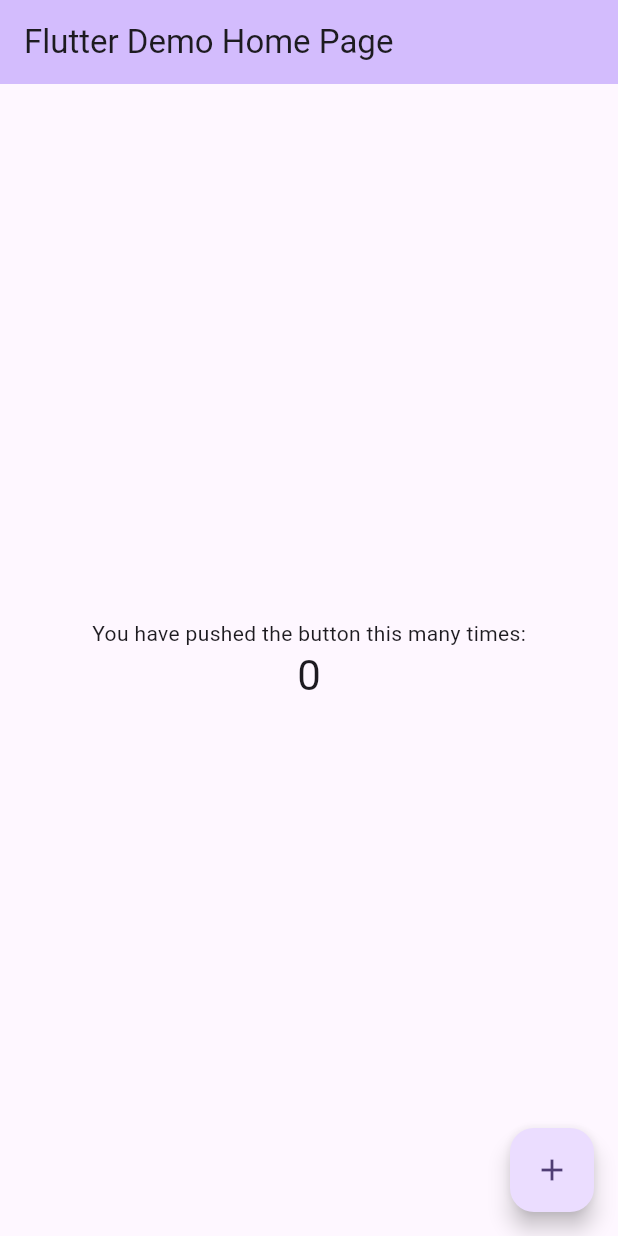
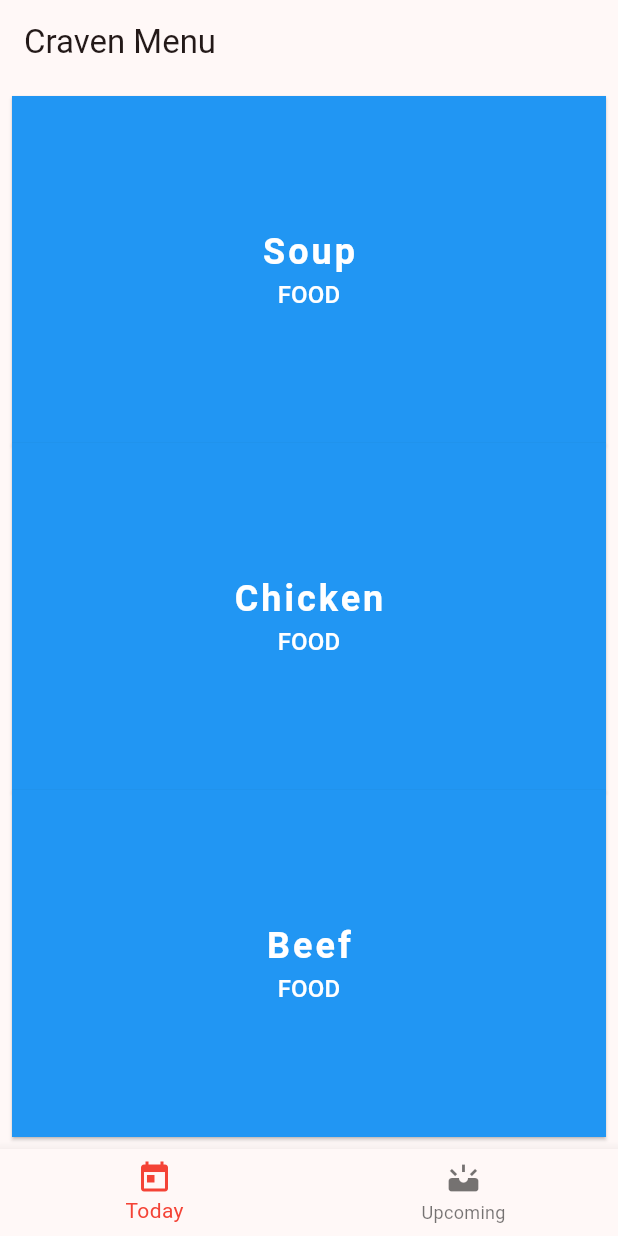
Before and after one commit to Shuflduf/JCS-Cravens, a Flutter app: the screen it shows after launch, on a phone screen of 412 x 824 dp. Run offline on Flutter 3.47's test engine with Material 3 defaults, Android fonts, the phone set to English and light mode, and no system bars; Roboto replaces fonts that are missing (RobotoMono).

Commit message:
"the basics"

```diff
--- a/frontend/lib/main.dart
+++ b/frontend/lib/main.dart
@@ -7,119 +7,142 @@ void main() {
 class MyApp extends StatelessWidget {
   const MyApp({super.key});
 
-  // This widget is the root of your application.
   @override
   Widget build(BuildContext context) {
     return MaterialApp(
-      title: 'Flutter Demo',
+      title: 'Craven Menu',
       theme: ThemeData(
-        // This is the theme of your application.
-        //
-        // TRY THIS: Try running your application with "flutter run". You'll see
-        // the application has a purple toolbar. Then, without quitting the app,
-        // try changing the seedColor in the colorScheme below to Colors.green
-        // and then invoke "hot reload" (save your changes or press the "hot
-        // reload" button in a Flutter-supported IDE, or press "r" if you used
-        // the command line to start the app).
-        //
-        // Notice that the counter didn't reset back to zero; the application
-        // state is not lost during the reload. To reset the state, use hot
-        // restart instead.
-        //
-        // This works for code too, not just values: Most code changes can be
-        // tested with just a hot reload.
-        colorScheme: ColorScheme.fromSeed(seedColor: Colors.deepPurple),
+        colorScheme: ColorScheme.fromSeed(seedColor: Colors.red),
         useMaterial3: true,
       ),
-      home: const MyHomePage(title: 'Flutter Demo Home Page'),
+      home: const MainMenu(),
     );
   }
 }
 
-class MyHomePage extends StatefulWidget {
-  const MyHomePage({super.key, required this.title});
-
-  // This widget is the home page of your application. It is stateful, meaning
-  // that it has a State object (defined below) that contains fields that affect
-  // how it looks.
-
-  // This class is the configuration for the state. It holds the values (in this
-  // case the title) provided by the parent (in this case the App widget) and
-  // used by the build method of the State. Fields in a Widget subclass are
-  // always marked "final".
-
-  final String title;
+class MainMenu extends StatefulWidget {
+  const MainMenu({super.key});
 
   @override
-  State<MyHomePage> createState() => _MyHomePageState();
+  _MainMenuState createState() => _MainMenuState();
 }
 
-class _MyHomePageState extends State<MyHomePage> {
-  int _counter = 0;
+class _MainMenuState extends State<MainMenu> {
+  int _selectedIndex = 0;
 
-  void _incrementCounter() {
+  static const List<Widget> _widgetOptions = <Widget>[
+    TodayMenu(),
+    UpcomingMenu(),
+  ];
+
+  void _onItemTapped(int index) {
     setState(() {
-      // This call to setState tells the Flutter framework that something has
-      // changed in this State, which causes it to rerun the build method below
-      // so that the display can reflect the updated values. If we changed
-      // _counter without calling setState(), then the build method would not be
-      // called again, and so nothing would appear to happen.
-      _counter++;
+      _selectedIndex = index;
     });
   }
 
   @override
   Widget build(BuildContext context) {
-    // This method is rerun every time setState is called, for instance as done
-    // by the _incrementCounter method above.
-    //
-    // The Flutter framework has been optimized to make rerunning build methods
-    // fast, so that you can just rebuild anything that needs updating rather
-    // than having to individually change instances of widgets.
     return Scaffold(
       appBar: AppBar(
-        // TRY THIS: Try changing the color here to a specific color (to
-        // Colors.amber, perhaps?) and trigger a hot reload to see the AppBar
-        // change color while the other colors stay the same.
-        backgroundColor: Theme.of(context).colorScheme.inversePrimary,
-        // Here we take the value from the MyHomePage object that was created by
-        // the App.build method, and use it to set our appbar title.
-        title: Text(widget.title),
+        title: const Text('Craven Menu'),
       ),
       body: Center(
-        // Center is a layout widget. It takes a single child and positions it
-        // in the middle of the parent.
+        child: _widgetOptions.elementAt(_selectedIndex),
+      ),
+      bottomNavigationBar: BottomNavigationBar(
+        items: const <BottomNavigationBarItem>[
+          BottomNavigationBarItem(
+            icon: Icon(Icons.today),
+            label: 'Today',
+          ),
+          BottomNavigationBarItem(
+            icon: Icon(Icons.upcoming),
+            label: 'Upcoming',
+          ),
+        ],
+        currentIndex: _selectedIndex,
+        selectedItemColor: Colors.red,
+        onTap: _onItemTapped,
+      ),
+    );
+  }
+}
+
+class TodayMenu extends StatelessWidget {
+  const TodayMenu({super.key});
+
+  @override
+  Widget build(BuildContext context) {
+    return const Padding(
+      padding: EdgeInsets.all(8.0),
       child: Column(
-          // Column is also a layout widget. It takes a list of children and
-          // arranges them vertically. By default, it sizes itself to fit its
-          // children horizontally, and tries to be as tall as its parent.
-          //
-          // Column has various properties to control how it sizes itself and
-          // how it positions its children. Here we use mainAxisAlignment to
-          // center the children vertically; the main axis here is the vertical
-          // axis because Columns are vertical (the cross axis would be
-          // horizontal).
-          //
-          // TRY THIS: Invoke "debug painting" (choose the "Toggle Debug Paint"
-          // action in the IDE, or press "p" in the console), to see the
-          // wireframe for each widget.
+        children: [
+          MenuItem(content: "Soup"),
+          MenuItem(content: "Chicken"),
+          MenuItem(content: "Beef"),
+        ],
+      ),
+    );
+  }
+}
+
+class UpcomingMenu extends StatelessWidget {
+  const UpcomingMenu({super.key});
+
+  @override
+  Widget build(BuildContext context) {
+    return const Center(
+      child: Text('Upcoming Menu'),
+    );
+  }
+}
+
+class MenuItem extends StatefulWidget {
+  const MenuItem({super.key, required this.content});
+
+  final String content;
+
+  @override
+  MenuItemState createState() => MenuItemState();
+}
+
+class MenuItemState extends State<MenuItem> {
+  @override
+  Widget build(BuildContext context) {
+    return Expanded(
+      child: ElevatedButton(
+        style: ElevatedButton.styleFrom(
+            backgroundColor: Colors.blue,
+            padding: const EdgeInsets.symmetric(vertical: 8.0),
+            shape: const LinearBorder()),
+        onPressed: () {},
+        child: Center(
+          child: Column(
             mainAxisAlignment: MainAxisAlignment.center,
-          children: <Widget>[
+            children: [
+              Text(
+                widget.content,
+                style: const TextStyle(
+                  color: Colors.white,
+                  fontSize: 24.0,
+                  fontFamily: "RobotoMono",
+                  fontWeight: FontWeight.bold,
+                  letterSpacing: 2.0,
+                ),
+              ),
               const Text(
-              'You have pushed the button this many times:',
+                "FOOD",
+                style: TextStyle(
+                  color: Colors.white,
+                  fontSize: 16.0,
+                  fontFamily: "RobotoMono",
                 ),
-            Text(
-              '$_counter',
-              style: Theme.of(context).textTheme.headlineMedium,
-            ),
+              )
             ],
           ),
         ),
-      floatingActionButton: FloatingActionButton(
-        onPressed: _incrementCounter,
-        tooltip: 'Increment',
-        child: const Icon(Icons.add),
-      ), // This trailing comma makes auto-formatting nicer for build methods.
+      ),
     );
   }
 }
```
Lines whose indentation alone changed are shown as unchanged.
